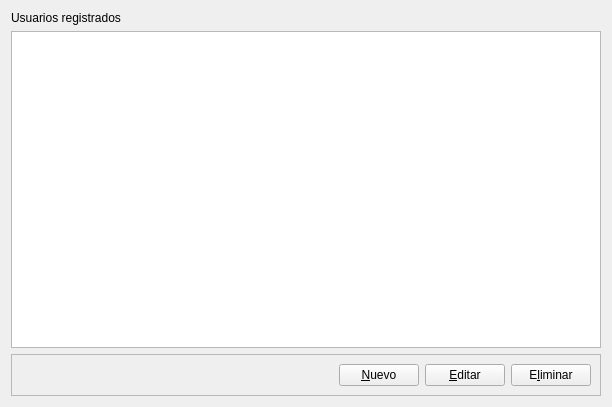
This is nostro/admin_usuarios/admin_user.ui in manuell12/CafeNostro as Qt 5 draws it before an edit. The edited form follows.
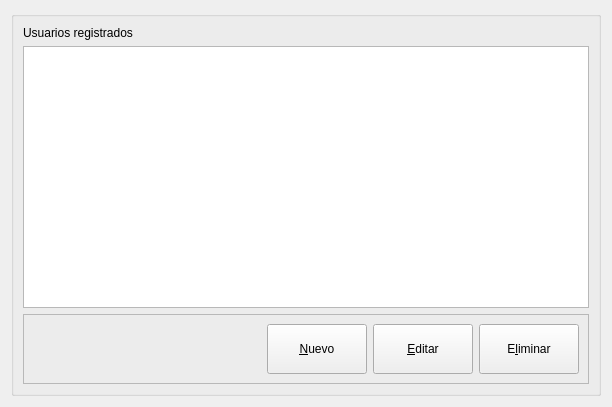
This is the edited form.

What changed in the file:
```diff
--- a/nostro/admin_usuarios/admin_user.ui
+++ b/nostro/admin_usuarios/admin_user.ui
@@ -13,6 +13,12 @@
   <property name="windowTitle">
    <string>Form</string>
   </property>
+  <layout class="QVBoxLayout" name="verticalLayout_2">
+   <item>
+    <widget class="QGroupBox" name="groupBox">
+     <property name="title">
+      <string/>
+     </property>
   <layout class="QVBoxLayout" name="verticalLayout">
    <item>
     <widget class="QLabel" name="label">
@@ -70,6 +76,12 @@
       </item>
       <item>
        <widget class="QPushButton" name="nuevo_button">
+           <property name="minimumSize">
+            <size>
+             <width>100</width>
+             <height>50</height>
+            </size>
+           </property>
         <property name="text">
          <string>&amp;Nuevo</string>
         </property>
@@ -77,6 +89,12 @@
       </item>
       <item>
        <widget class="QPushButton" name="editar_button">
+           <property name="minimumSize">
+            <size>
+             <width>100</width>
+             <height>50</height>
+            </size>
+           </property>
         <property name="text">
          <string>&amp;Editar</string>
         </property>
@@ -84,9 +102,18 @@
       </item>
       <item>
        <widget class="QPushButton" name="eliminar_button">
+           <property name="minimumSize">
+            <size>
+             <width>100</width>
+             <height>50</height>
+            </size>
+           </property>
         <property name="text">
          <string>E&amp;liminar</string>
         </property>
+          </widget>
+         </item>
+        </layout>
        </widget>
       </item>
      </layout>
```
Lines whose indentation alone changed are shown as unchanged.
